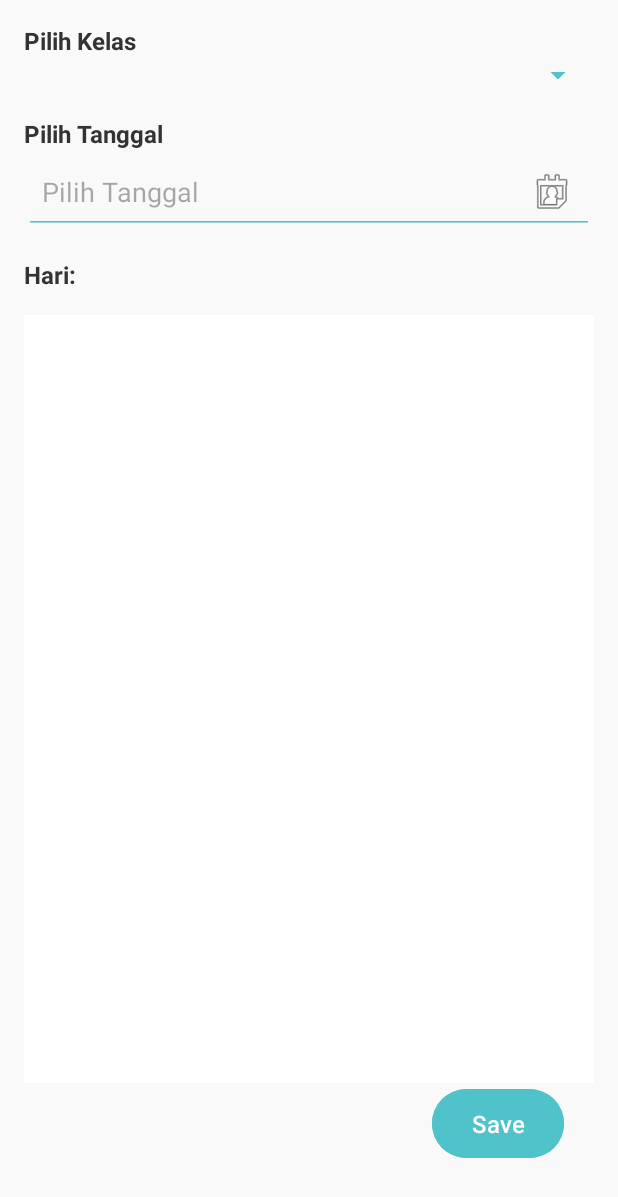
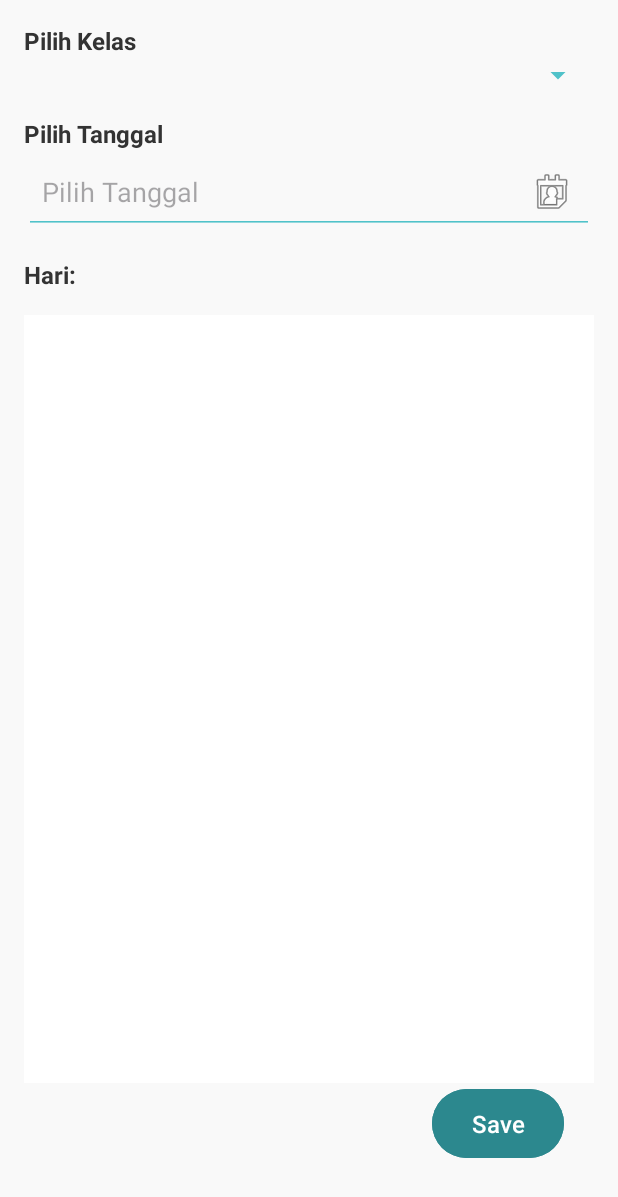
Before and after one commit to zaky090919/StudentManagement, an Android app: the AddAbsensiActivity screen opened directly, with no data from a screen before it, on a phone screen of 412 x 824 dp. Shown: the top 1197 px of the screen. Run offline under Robolectric (Android 15) with nearby library versions, the phone set to English and light mode, and no system bars.

Commit message:
add absensi

```diff
--- a/app/src/main/res/layout/activity_add_absensi.xml
+++ b/app/src/main/res/layout/activity_add_absensi.xml
@@ -92,7 +92,7 @@
         android:layout_height="wrap_content"
         android:layout_marginEnd="20dp"
         android:layout_marginBottom="32dp"
-        android:backgroundTint="#50C2C9"
+        android:backgroundTint="#2C888E"
         android:padding="12dp"
         android:text="Save"
         android:textColor="@android:color/white"
```
